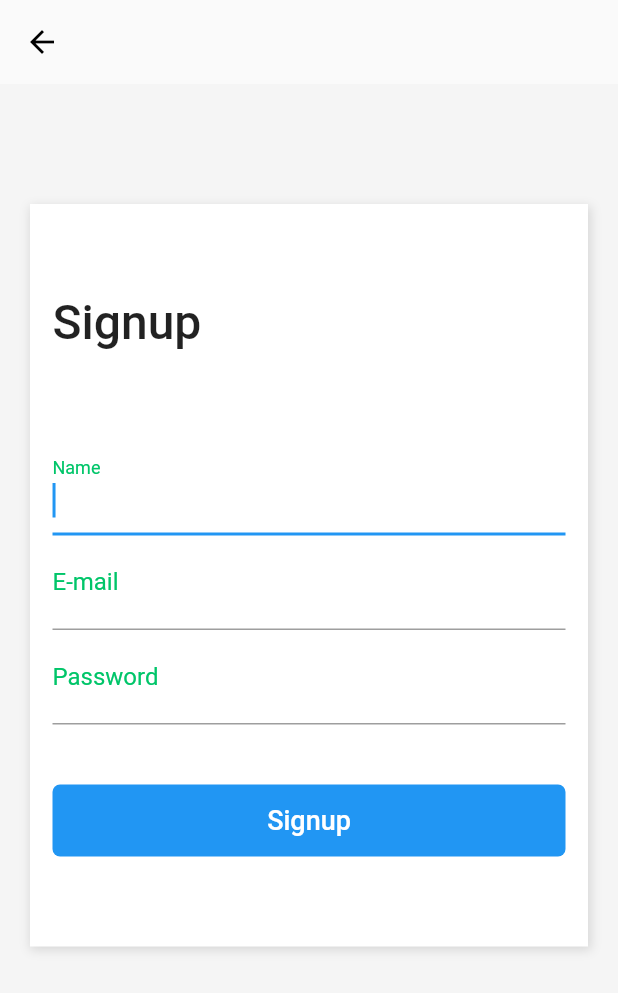
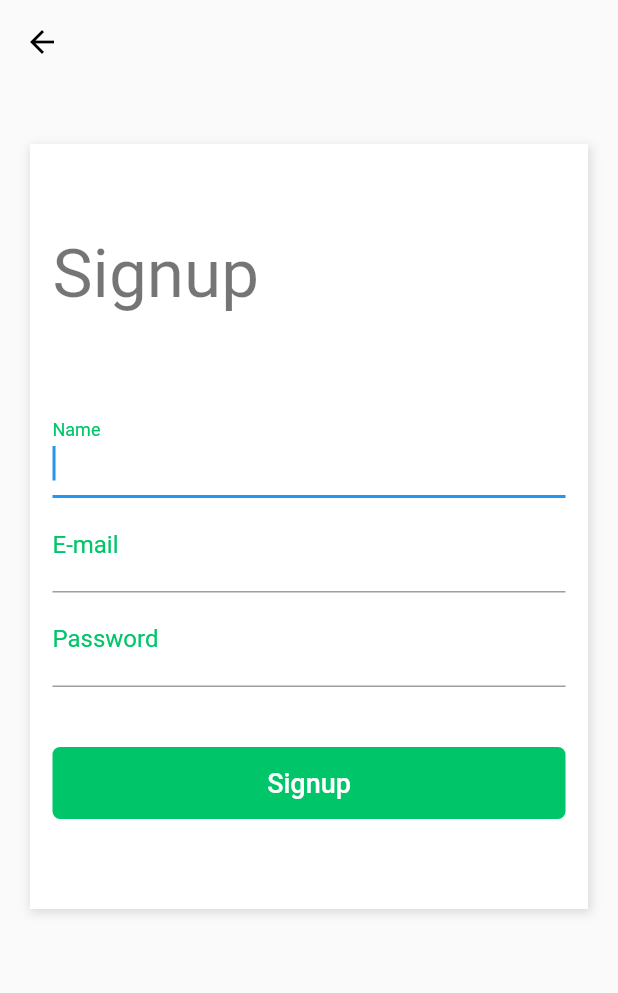
Before and after one commit to rodrigofelipejr/flutter-dart-balta.io, a Flutter app: the SignupPage screen opened directly, on a phone screen of 412 x 824 dp. Shown: the top 993 px of the screen. Run offline on Flutter 3.47's test engine with Material 2 defaults, Android fonts, the phone set to English and light mode, and no system bars; our stand-ins replace flutter_masked_text, shared_preferences; accounts and stored records are empty.

Commit message:
Dominando Layouts no Flutter - Signup

```diff
--- a/app_shopping/lib/pages/signup.page.dart
+++ b/app_shopping/lib/pages/signup.page.dart
@@ -10,9 +10,8 @@ class SignupPage extends StatelessWidget {
       ),
       body: SingleChildScrollView(
         child: Container(
-          color: Color(0xFFF5F5F5),
           padding: EdgeInsets.only(
-            top: 80,
+            top: 40,
             left: 20,
             right: 20,
             bottom: 40,
@@ -45,10 +44,7 @@ class SignupPage extends StatelessWidget {
                       Text(
                         "Signup",
                         textAlign: TextAlign.start,
-                        style: TextStyle(
-                          fontSize: 32,
-                          fontWeight: FontWeight.w500,
-                        ),
+                        style: Theme.of(context).textTheme.headline3,
                       ),
                       SizedBox(
                         height: 60,
@@ -65,7 +61,10 @@ class SignupPage extends StatelessWidget {
                             fontSize: 16,
                           ),
                         ),
-                        style: TextStyle(fontSize: 20),
+                        style: TextStyle(
+                          fontSize: 20,
+                          color: Theme.of(context).primaryColor,
+                        ),
                       ),
                       TextFormField(
                         autofocus: true,
@@ -79,7 +78,10 @@ class SignupPage extends StatelessWidget {
                             fontSize: 16,
                           ),
                         ),
-                        style: TextStyle(fontSize: 20),
+                        style: TextStyle(
+                          fontSize: 20,
+                          color: Theme.of(context).primaryColor,
+                        ),
                       ),
                       TextFormField(
                         autofocus: true,
@@ -94,7 +96,10 @@ class SignupPage extends StatelessWidget {
                             fontSize: 16,
                           ),
                         ),
-                        style: TextStyle(fontSize: 20),
+                        style: TextStyle(
+                          fontSize: 20,
+                          color: Theme.of(context).primaryColor,
+                        ),
                       ),
                       SizedBox(
                         height: 40,
@@ -102,7 +107,7 @@ class SignupPage extends StatelessWidget {
                       Container(
                         width: double.infinity,
                         decoration: BoxDecoration(
-                          color: Colors.blue,
+                          color: Theme.of(context).primaryColor,
                           borderRadius: BorderRadius.all(
                             Radius.circular(5),
                           ),
```
